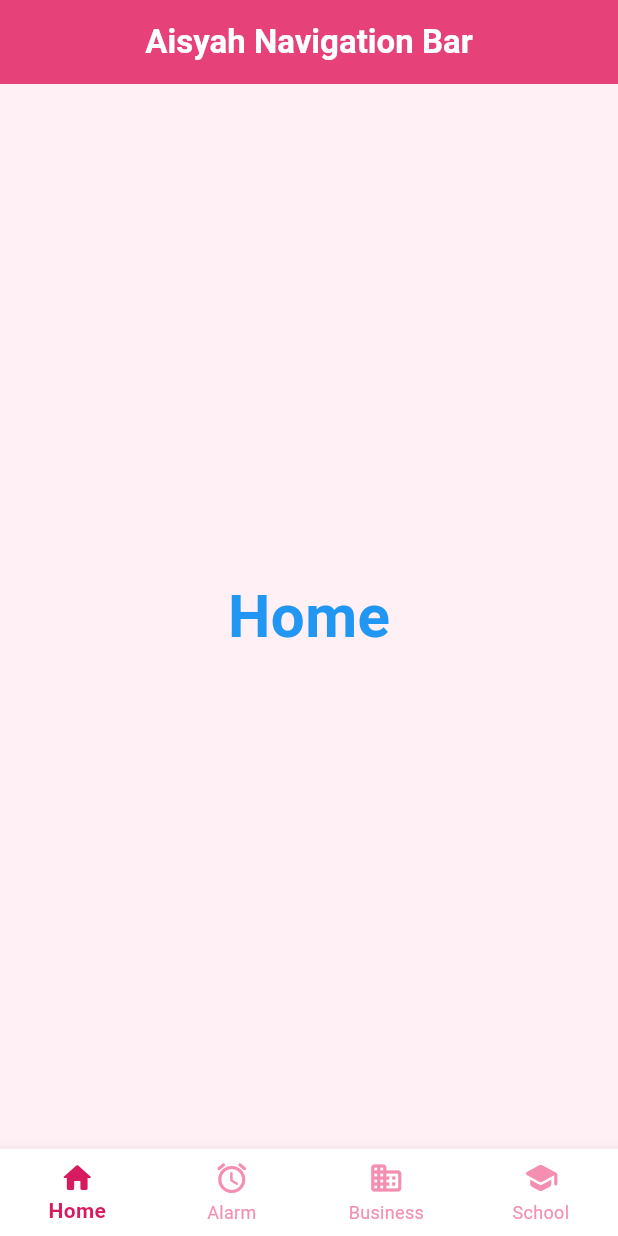
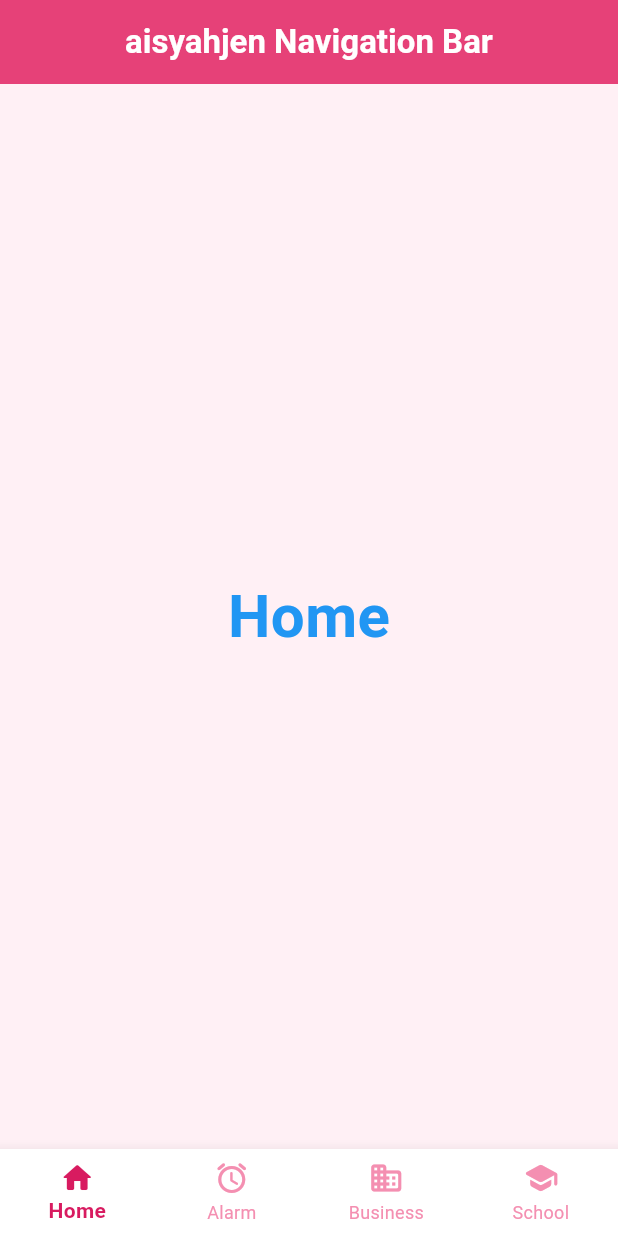
Before and after one commit to aisyahjen/TMA3084_G02_106351_Lab05_Lesson07, a Flutter app: the screen it shows after launch, on a phone screen of 412 x 824 dp. Run offline on Flutter 3.47's test engine with Material 3 defaults, Android fonts, the phone set to English and light mode, and no system bars.

Commit message:
New changes

```diff
--- a/lab_a/lib/main.dart
+++ b/lab_a/lib/main.dart
@@ -43,7 +43,7 @@ class _BottomNavLabState extends State<BottomNavLab> {
       backgroundColor: const Color(0xFFFFF0F5), // Lavender blush pink
       appBar: AppBar(
         title: const Text(
-          'Aisyah Navigation Bar',
+          'aisyahjen Navigation Bar',
           style: TextStyle(color: Colors.white, fontWeight: FontWeight.bold),
         ),
         centerTitle: true,
```
